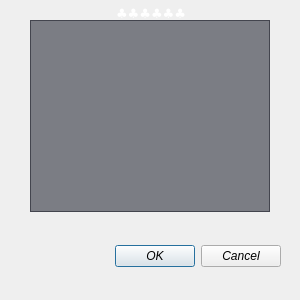
Qt form Testnet-Baccarat/dialog.ui (SixofClubsss/Dero-Baccarat) before a commit.
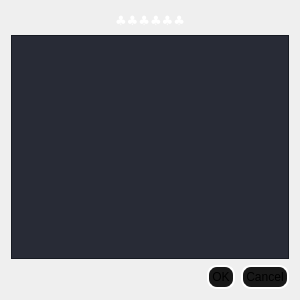
The same form after that commit. Icons and pictures are not drawn.

Diff of the .ui file:
```diff
--- a/Testnet-Baccarat/dialog.ui
+++ b/Testnet-Baccarat/dialog.ui
@@ -13,64 +13,24 @@
   <property name="windowTitle">
    <string>Confirm</string>
   </property>
-  <widget class="QDialogButtonBox" name="buttonBox">
-   <property name="geometry">
-    <rect>
-     <x>90</x>
-     <y>240</y>
-     <width>191</width>
-     <height>32</height>
-    </rect>
-   </property>
-   <property name="font">
-    <font>
-     <italic>true</italic>
-    </font>
-   </property>
-   <property name="orientation">
-    <enum>Qt::Horizontal</enum>
-   </property>
-   <property name="standardButtons">
-    <set>QDialogButtonBox::Cancel|QDialogButtonBox::Ok</set>
-   </property>
-  </widget>
-  <widget class="QTextBrowser" name="confirmTextBrowser">
-   <property name="geometry">
-    <rect>
-     <x>30</x>
-     <y>20</y>
-     <width>240</width>
-     <height>192</height>
-    </rect>
-   </property>
-   <property name="font">
-    <font>
-     <pointsize>12</pointsize>
-     <weight>75</weight>
-     <italic>true</italic>
-     <bold>true</bold>
-    </font>
-   </property>
    <property name="styleSheet">
-    <string notr="true">background-color: rgb(28, 31, 43, 140);</string>
-   </property>
-   <property name="html">
-    <string>&lt;!DOCTYPE HTML PUBLIC &quot;-//W3C//DTD HTML 4.0//EN&quot; &quot;http://www.w3.org/TR/REC-html40/strict.dtd&quot;&gt;
-&lt;html&gt;&lt;head&gt;&lt;meta name=&quot;qrichtext&quot; content=&quot;1&quot; /&gt;&lt;style type=&quot;text/css&quot;&gt;
-p, li { white-space: pre-wrap; }
-&lt;/style&gt;&lt;/head&gt;&lt;body style=&quot; font-family:'Ubuntu'; font-size:12pt; font-weight:600; font-style:italic;&quot;&gt;
-&lt;p align=&quot;center&quot; style=&quot;-qt-paragraph-type:empty; margin-top:0px; margin-bottom:0px; margin-left:0px; margin-right:0px; -qt-block-indent:0; text-indent:0px; font-size:10pt; font-weight:400; font-style:normal;&quot;&gt;&lt;br /&gt;&lt;/p&gt;&lt;/body&gt;&lt;/html&gt;</string>
-   </property>
-  </widget>
+   <string notr="true">QDialog{
+	background-image: url(:/background);
+	background-position: center;
+}
+
+QPushButton {
+	background-color: rgb(24, 24, 24);
+    border-style: inset;
+    border-width: 2px;
+    border-radius: 10px;
+    border-color: white;
+    padding: 3px;
+}</string>
+  </property>
+  <layout class="QGridLayout" name="gridLayout">
+   <item row="0" column="0">
   <widget class="QLabel" name="clubsLabel">
-   <property name="geometry">
-    <rect>
-     <x>30</x>
-     <y>0</y>
-     <width>242</width>
-     <height>25</height>
-    </rect>
-   </property>
    <property name="palette">
     <palette>
      <active>
@@ -207,6 +167,45 @@
     <set>Qt::AlignCenter</set>
    </property>
   </widget>
+   </item>
+   <item row="1" column="0">
+    <widget class="QTextBrowser" name="confirmTextBrowser">
+     <property name="font">
+      <font>
+       <pointsize>12</pointsize>
+       <weight>75</weight>
+       <italic>true</italic>
+       <bold>true</bold>
+      </font>
+     </property>
+     <property name="styleSheet">
+      <string notr="true">background-color: rgb(28, 31, 43, 240);</string>
+     </property>
+     <property name="html">
+      <string>&lt;!DOCTYPE HTML PUBLIC &quot;-//W3C//DTD HTML 4.0//EN&quot; &quot;http://www.w3.org/TR/REC-html40/strict.dtd&quot;&gt;
+&lt;html&gt;&lt;head&gt;&lt;meta name=&quot;qrichtext&quot; content=&quot;1&quot; /&gt;&lt;style type=&quot;text/css&quot;&gt;
+p, li { white-space: pre-wrap; }
+&lt;/style&gt;&lt;/head&gt;&lt;body style=&quot; font-family:'Ubuntu'; font-size:12pt; font-weight:600; font-style:italic;&quot;&gt;
+&lt;p align=&quot;center&quot; style=&quot;-qt-paragraph-type:empty; margin-top:0px; margin-bottom:0px; margin-left:0px; margin-right:0px; -qt-block-indent:0; text-indent:0px; font-size:10pt; font-weight:400; font-style:normal;&quot;&gt;&lt;br /&gt;&lt;/p&gt;&lt;/body&gt;&lt;/html&gt;</string>
+     </property>
+    </widget>
+   </item>
+   <item row="2" column="0">
+    <widget class="QDialogButtonBox" name="buttonBox">
+     <property name="font">
+      <font>
+       <italic>true</italic>
+      </font>
+     </property>
+     <property name="orientation">
+      <enum>Qt::Horizontal</enum>
+     </property>
+     <property name="standardButtons">
+      <set>QDialogButtonBox::Cancel|QDialogButtonBox::Ok</set>
+     </property>
+    </widget>
+   </item>
+  </layout>
  </widget>
  <resources/>
  <connections>
```
Lines whose indentation alone changed are shown as unchanged.
